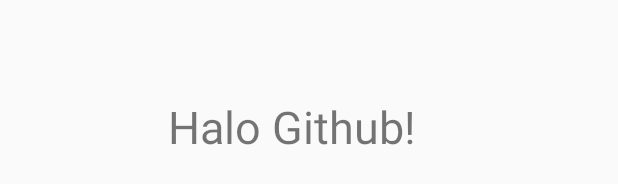
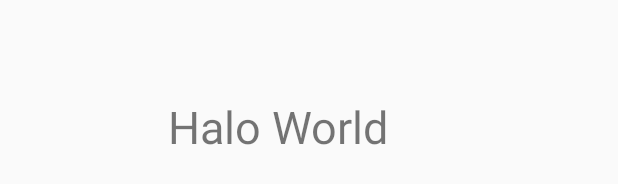
Before and after one commit to shdzazmi/jogfit, an Android app: the layout activity_main.xml on its own in the app's theme, with its tools: preview values and no code run, on a phone screen of 412 x 824 dp. Shown: the part 492-676 px from the top of the screen. Run offline under Robolectric (Android 15) with nearby library versions, the phone set to English and light mode, and no system bars.

Commit message:
habis ngerjain layout

```diff
--- a/app/src/main/res/layout/activity_main.xml
+++ b/app/src/main/res/layout/activity_main.xml
@@ -11,7 +11,7 @@
         android:layout_width="wrap_content"
         android:layout_height="wrap_content"
         android:layout_marginStart="112dp"
-        android:text="Halo Github!"
+        android:text="Halo World"
         android:textSize="30sp"
         app:layout_constraintBottom_toBottomOf="parent"
         app:layout_constraintRight_toRightOf="parent"
```
